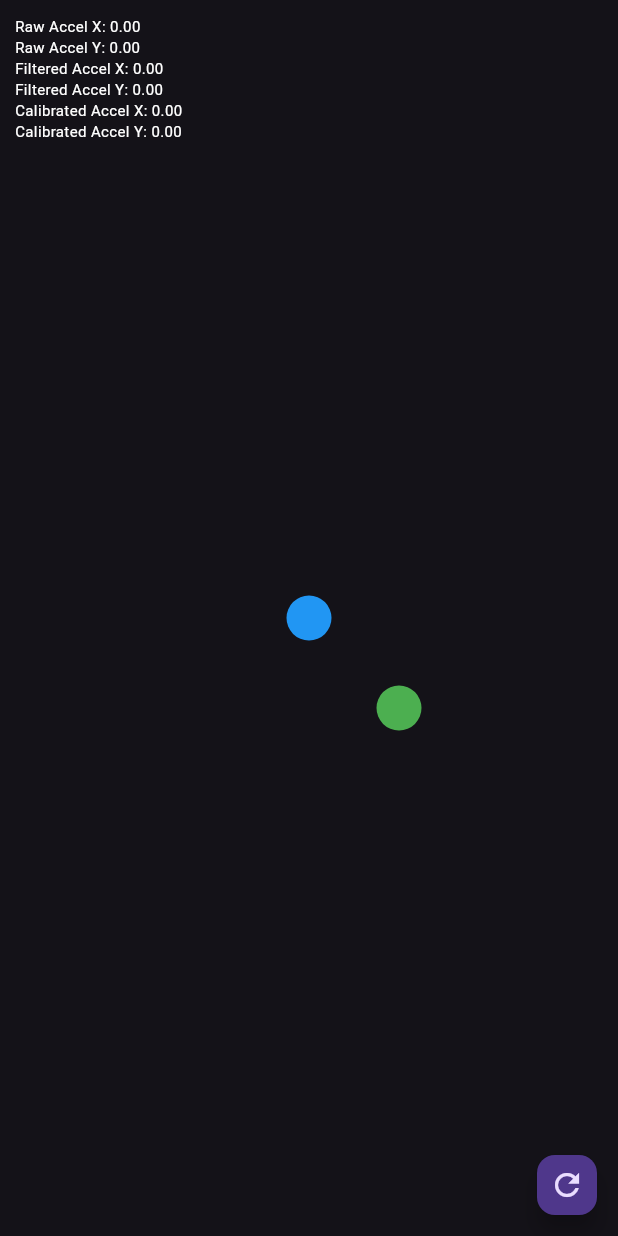
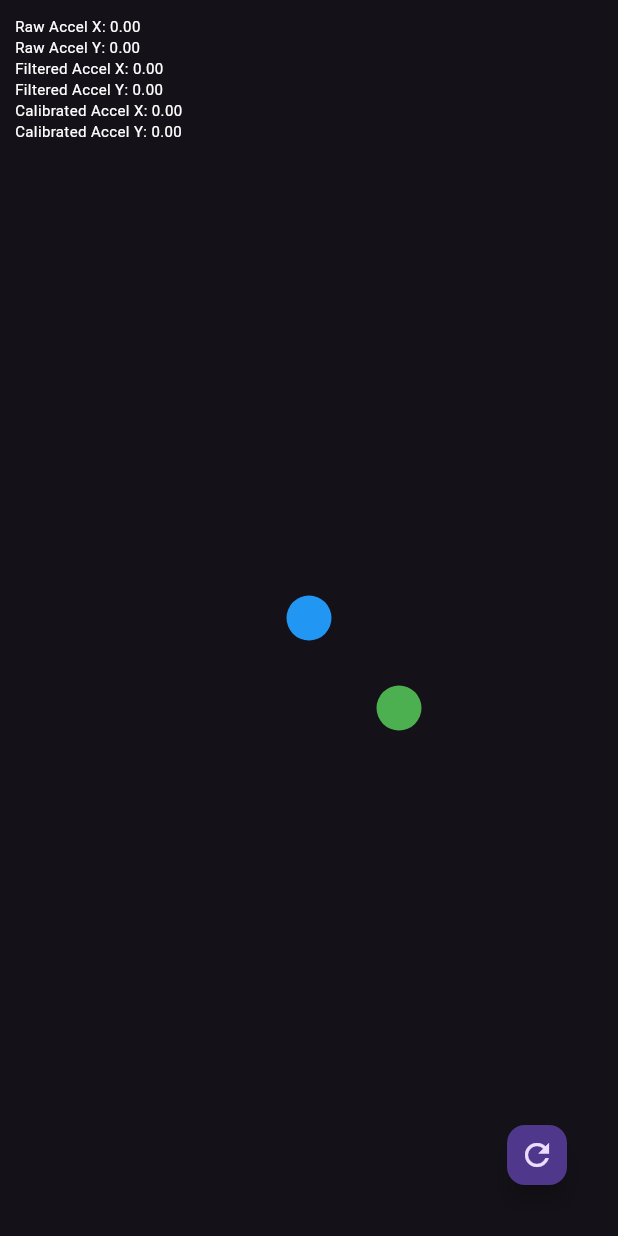
Before and after one commit to JozefK78/my_galaxy_watch_study2_new, a Flutter app: the screen it shows after launch, on a phone screen of 412 x 824 dp. Run offline on Flutter 3.47's test engine with Material 3 defaults, Android fonts, the phone set to English and light mode, and no system bars; our stand-ins replace sensors_plus, wakelock_plus.

Commit message:
2 balls, working version

```diff
--- a/lib/ball_physics.dart
+++ b/lib/ball_physics.dart
@@ -10,8 +10,8 @@ class BallPhysics {
   final double boundaryRadius;
   final double damping;
   final double friction;
-  final double mass; // New property
-  final double restitution; // New property
+  final double mass; // Mass of the ball
+  final double restitution; // Restitution coefficient for collisions
   Color color;
 
   BallPhysics({
@@ -63,11 +63,13 @@ class BallPhysics {
       // Clamp the position to the boundary to prevent sticking
       position = normal * (boundaryRadius - radius);
 
+      /*
       // Optional: Change color to indicate collision
       color = Colors.red;
 
       // Reset color after a short duration
-      _resetColor();
+      resetColor();
+       */
     }
   }
 
@@ -78,7 +80,7 @@ class BallPhysics {
   }
 
   /// Resets the ball's color back to blue after collision
-  void _resetColor() {
+  void resetColor() {
     Future.delayed(Duration(milliseconds: 100), () {
       color = Colors.blue;
     });
--- a/lib/ball_simulator.dart
+++ b/lib/ball_simulator.dart
@@ -20,7 +20,7 @@ class _BallSimulatorState extends State<BallSimulator> with SingleTickerProvider
   final double _ballRadius = 15;
 
   // Sensitivity factor to control acceleration response
-  final double _sensitivity = 150; // Adjust as needed
+  final double _sensitivity = 0.1; // Adjust as needed
 
   // Low-pass filter parameters
   double _filteredAccelX = 0;
@@ -117,7 +117,7 @@ class _BallSimulatorState extends State<BallSimulator> with SingleTickerProvider
     Offset adjustedAccel = Offset(_filteredAccelX, _filteredAccelY) - _calibrationOffset;
 
     // Invert Y-axis to align tilting down with positive screen Y movement
-    Offset acceleration = Offset(adjustedAccel.dx, -adjustedAccel.dy) * _sensitivity;
+    Offset acceleration = Offset(-adjustedAccel.dx, adjustedAccel.dy) * _sensitivity;
 
     // Apply acceleration to each ball
     for (var ball in _balls) {
@@ -178,13 +178,15 @@ class _BallSimulatorState extends State<BallSimulator> with SingleTickerProvider
           ball1.position -= displacement;
           ball2.position += displacement;
 
+          /*
           // Optional: Change colors to indicate collision
           ball1.color = Colors.red;
           ball2.color = Colors.red;
 
           // Reset colors after a short duration
-          ball1._resetColor();
-          ball2._resetColor();
+          ball1.resetColor();
+          ball2.resetColor();
+           */
         }
       }
     }
@@ -271,8 +273,8 @@ class _BallSimulatorState extends State<BallSimulator> with SingleTickerProvider
           ),
           // Add a Floating Action Button to reset calibration and balls
           Positioned(
-            bottom: 10,
-            right: 10,
+            bottom: 30,
+            right: 30,
             child: FloatingActionButton(
               onPressed: () {
                 setState(() {
```
